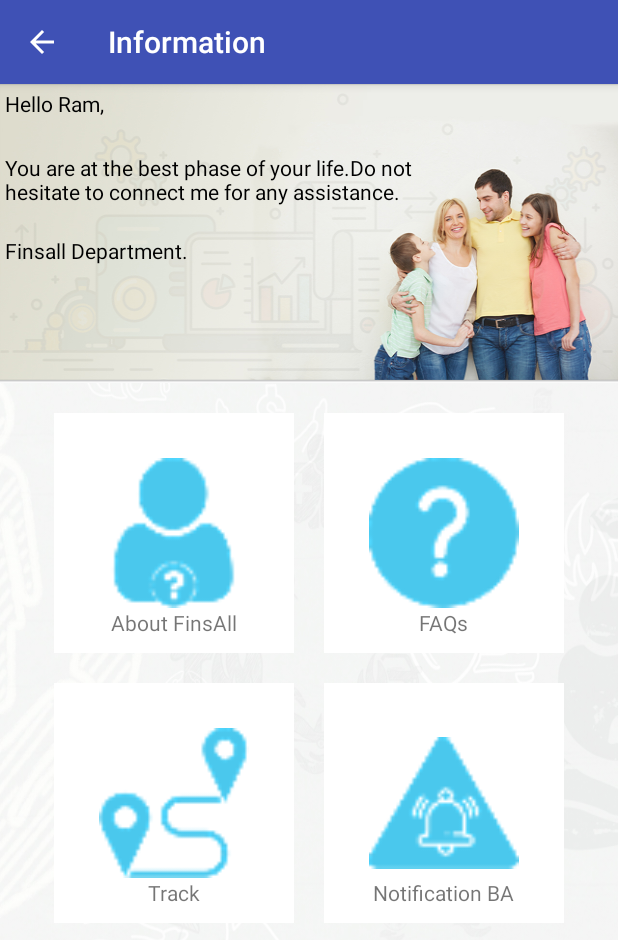
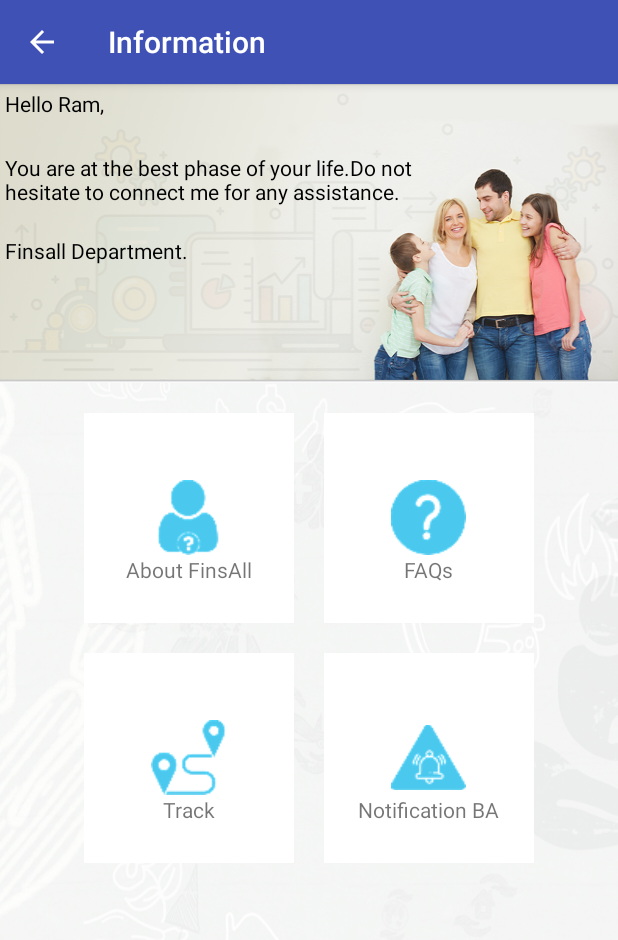
Before and after one commit to hemonnet10/Finsall_branch, an Android app: the InformationActivity screen opened directly, with no data from a screen before it, on a phone screen of 412 x 824 dp. Shown: the top 940 px of the screen. Run offline under Robolectric (Android 15) with nearby library versions, the phone set to English and light mode, and no system bars; our stand-ins replace Volley; network calls fail.

Commit message:
ALA documents captures

```diff
--- a/app/src/main/res/layout/activity_information.xml
+++ b/app/src/main/res/layout/activity_information.xml
@@ -88,8 +88,9 @@
 
                 <ImageView
                     android:id="@+id/imageOffer1"
-                    android:layout_width="100dp"
-                    android:layout_height="100dp"
+                    android:layout_width="@dimen/image_icon_dimensions"
+                    android:layout_height="@dimen/image_icon_dimensions"
+
                     android:layout_centerHorizontal="true"
                     android:layout_centerVertical="true"
                     android:adjustViewBounds="true"
@@ -122,8 +123,9 @@
 
                 <ImageView
                     android:id="@+id/imageOffer2"
-                    android:layout_width="100dp"
-                    android:layout_height="100dp"
+                    android:layout_width="@dimen/image_icon_dimensions"
+                    android:layout_height="@dimen/image_icon_dimensions"
+
                     android:layout_centerHorizontal="true"
                     android:layout_centerVertical="true"
                     android:adjustViewBounds="true"
@@ -156,8 +158,9 @@
 
                 <ImageView
                     android:id="@+id/imageTrack"
-                    android:layout_width="100dp"
-                    android:layout_height="100dp"
+                    android:layout_width="@dimen/image_icon_dimensions"
+                    android:layout_height="@dimen/image_icon_dimensions"
+
                     android:layout_centerHorizontal="true"
                     android:layout_centerVertical="true"
                     android:adjustViewBounds="true"
@@ -193,8 +196,9 @@
 
                 <ImageView
                     android:id="@+id/imageNotification"
-                    android:layout_width="100dp"
-                    android:layout_height="100dp"
+                    android:layout_width="@dimen/image_icon_dimensions"
+                    android:layout_height="@dimen/image_icon_dimensions"
+
                     android:layout_centerHorizontal="true"
                     android:layout_centerVertical="true"
                     android:adjustViewBounds="true"
--- a/app/src/main/res/values-xxhdpi/dimens.xml
+++ b/app/src/main/res/values-xxhdpi/dimens.xml
@@ -3,9 +3,9 @@
     <!-- Default screen margins, per the Android Design guidelines. -->
     <dimen name="activity_horizontal_margin">16dp</dimen>
     <dimen name="activity_vertical_margin">16dp</dimen>
-    <dimen name="image_button_dimension">160dp</dimen>
+    <dimen name="image_button_dimension">140dp</dimen>
     <dimen name="image_offer_dimension_width">210dp</dimen>
     <dimen name="image_offer_dimension_height">150dp</dimen>
     <dimen name="form_margin">10dp</dimen>
-
+    <dimen name="image_icon_dimensions">50dp</dimen>
 </resources>
--- a/app/src/main/res/values/colors.xml
+++ b/app/src/main/res/values/colors.xml
@@ -2,5 +2,5 @@
 <resources>
     <color name="colorPrimary">#3F51B5</color>
     <color name="colorPrimaryDark">#303F9F</color>
-    <color name="colorAccent">#FF4081</color>
+    <color name="colorAccent">#000000</color>
 </resources>
--- a/app/src/main/res/values/dimens.xml
+++ b/app/src/main/res/values/dimens.xml
@@ -7,5 +7,6 @@
     <dimen name="image_offer_dimension_width">150dp</dimen>
     <dimen name="image_offer_dimension_height">90dp</dimen>
     <dimen name="form_margin">5dp</dimen>
+    <dimen name="image_icon_dimensions">80dp</dimen>
 
 </resources>
```
Also changed, not shown: app/src/main/res/layout/activity_calculate.xml (+4 -4 lines), app/src/main/res/layout/activity_personal.xml (+6 -4 lines).
